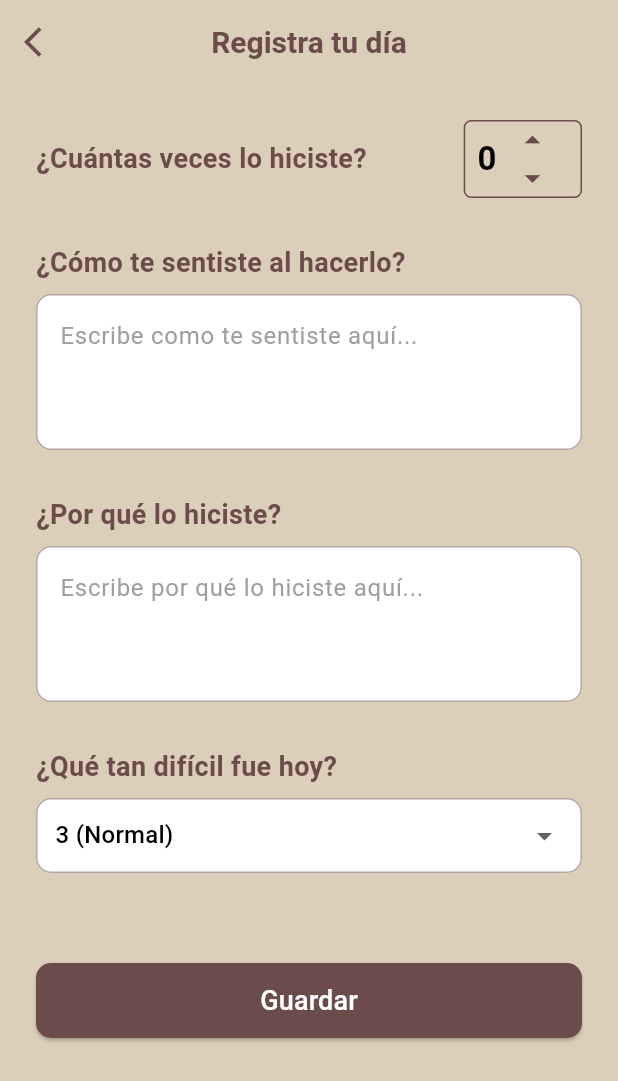
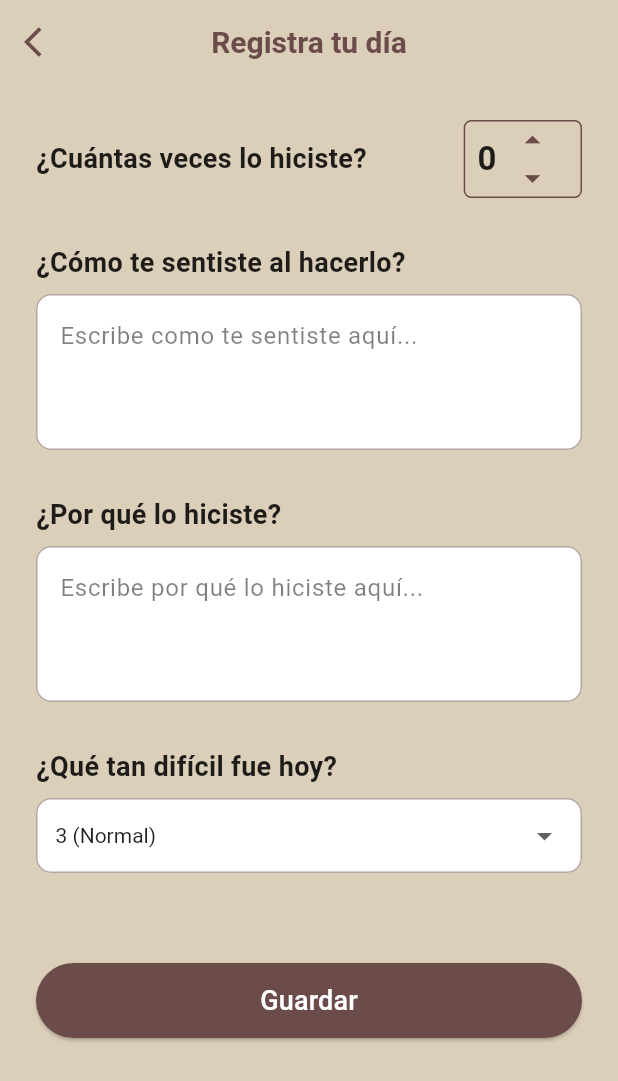
Before and after one commit to Toad24F/Jardin_frontend, a Flutter app: the LogDayScreen screen opened directly with empty values, on a phone screen of 412 x 824 dp. Shown: the top 1081 px of the screen. Run offline on Flutter 3.47's test engine with Material 3 defaults, Android fonts, the phone set to English and light mode, and no system bars; our stand-ins replace dio, flutter_riverpod, shared_preferences, table_calendar; accounts and stored records are empty; network calls fail.

Commit message:
refactor: Adapta la pantalla de registro a temas dinámicos
Se refactoriza `LogDayScreen` para eliminar los colores fijos y utilizar el `ThemeData` de la aplicación, asegurando la compatibilidad con los modos claro y oscuro.

*   **Colores Dinámicos**:
    *   Se eliminan las constantes de color `primaryColor` y `lightBackgroundColor`.
    *   Los colores de fondo, texto, campos de entrada (`InputDecoration`) y botones ahora se obtienen del `Theme.of(context).colorScheme`, adaptándose automáticamente al tema actual.

*   **Estilos Dinámicos**:
    *   Se convierten los `TextStyle` y `InputDecoration` fijos en métodos que aceptan `BuildContext` para construir los estilos con colores del tema.
    *   Se asegura que el texto de los campos de formulario y los menús desplegables (`DropdownButtonFormField`) sea visible tanto en modo claro como oscuro.

*   **Componentes Afectados**:
    *   El fondo del `Scaffold` y el `AppBar`.
    *   Títulos de sección, campos `TextFormField`, control de frecuencia y el `DropdownButtonFormField` de dificultad.
    *   El botón "Guardar" ahora hereda su estilo del `elevatedButtonTheme` global.

```diff
--- a/lib/screens/calendar_screen.dart
+++ b/lib/screens/calendar_screen.dart
@@ -590,8 +590,7 @@ class _CalendarScreenState extends ConsumerState<CalendarScreen> {
           }
         } : null, // Deshabilita si no es clickeable
         style: ElevatedButton.styleFrom(
-          backgroundColor: btnColor,
-          foregroundColor: onCardColor, // Color de texto dinámico
+          backgroundColor: btnColor, // Color de texto dinámico
           shape: RoundedRectangleBorder(
             borderRadius: BorderRadius.circular(10),
           ),
--- a/lib/screens/log_day_screen.dart
+++ b/lib/screens/log_day_screen.dart
@@ -2,10 +2,8 @@ import 'package:flutter/material.dart';
 import 'package:flutter_riverpod/flutter_riverpod.dart';
 import '../services/auth_service.dart';
 
-// Definición de colores principales
-const Color primaryColor = Color(0xFF6C4B4B);
-const Color lightBackgroundColor = Color(0xFFDBCFB9);
-const Color inputFillColor = Colors.white;
+// Se eliminan las constantes de color fijo.
+// inputFillColor se leerá desde theme.colorScheme.surface (cardColor)
 
 class LogDayScreen extends ConsumerStatefulWidget {
   final String habitoId;
@@ -74,7 +72,10 @@ class _LogDayScreenState extends ConsumerState<LogDayScreen> {
   }
 
   // Widget para el control de veces realizadas (spinner)
-  Widget _buildFrequencyControl() {
+  Widget _buildFrequencyControl(BuildContext context) {
+    final primaryColor = Theme.of(context).colorScheme.primary;
+    final onBackground = Theme.of(context).colorScheme.onBackground;
+
     return Row(
       mainAxisSize: MainAxisSize.min,
       children: [
@@ -86,13 +87,20 @@ class _LogDayScreenState extends ConsumerState<LogDayScreen> {
           padding: const EdgeInsets.symmetric(horizontal: 8),
           child: Row(
             children: [
-              Text('$_vecesRealizadas', style: const TextStyle(fontSize: 22, fontWeight: FontWeight.bold)),
+              Text(
+                '$_vecesRealizadas',
+                style: TextStyle(
+                  fontSize: 22,
+                  fontWeight: FontWeight.bold,
+                  color: onBackground, // Color de texto dinámico
+                ),
+              ),
               Column(
                 children: [
                   SizedBox(
                     height: 25,
                     child: IconButton(
-                      icon: const Icon(Icons.arrow_drop_up, size: 25, color: primaryColor),
+                      icon: Icon(Icons.arrow_drop_up, size: 25, color: primaryColor),
                       padding: EdgeInsets.zero,
                       onPressed: () {
                         setState(() {
@@ -104,7 +112,7 @@ class _LogDayScreenState extends ConsumerState<LogDayScreen> {
                   SizedBox(
                     height: 25,
                     child: IconButton(
-                      icon: const Icon(Icons.arrow_drop_down, size: 25, color: primaryColor),
+                      icon: Icon(Icons.arrow_drop_down, size: 25, color: primaryColor),
                       padding: EdgeInsets.zero,
                       onPressed: () {
                         setState(() {
@@ -125,18 +133,24 @@ class _LogDayScreenState extends ConsumerState<LogDayScreen> {
   }
 
   // Estilo común para los títulos de sección
-  final TextStyle sectionTitleStyle = TextStyle(
-    fontSize: 18,
-    fontWeight: FontWeight.bold,
-    color: primaryColor,
-  );
+  TextStyle _sectionTitleStyle(BuildContext context) {
+    return TextStyle(
+      fontSize: 18,
+      fontWeight: FontWeight.bold,
+      color: Theme.of(context).colorScheme.onBackground, // Texto en el fondo (negro o blanco)
+    );
+  }
 
   // Estilo común para los campos de texto
-  InputDecoration _inputDecoration(String hint) {
+  InputDecoration _inputDecoration(BuildContext context, String hint) {
+    final primaryColor = Theme.of(context).colorScheme.primary;
+    final cardColor = Theme.of(context).colorScheme.surface;
+    final onBackground = Theme.of(context).colorScheme.onBackground;
+
     return InputDecoration(
       hintText: hint,
-      hintStyle: const TextStyle(color: Colors.grey),
-      fillColor: inputFillColor,
+      hintStyle: TextStyle(color: onBackground.withOpacity(0.5)),
+      fillColor: cardColor, // Color de superficie/tarjeta (blanco o gris oscuro)
       filled: true,
       border: OutlineInputBorder(
         borderRadius: BorderRadius.circular(10),
@@ -148,7 +162,7 @@ class _LogDayScreenState extends ConsumerState<LogDayScreen> {
       ),
       focusedBorder: OutlineInputBorder(
         borderRadius: BorderRadius.circular(10),
-        borderSide: const BorderSide(color: primaryColor, width: 2),
+        borderSide: BorderSide(color: primaryColor, width: 2),
       ),
       contentPadding: const EdgeInsets.symmetric(vertical: 16, horizontal: 12),
     );
@@ -156,15 +170,19 @@ class _LogDayScreenState extends ConsumerState<LogDayScreen> {
 
   @override
   Widget build(BuildContext context) {
+    final primaryColor = Theme.of(context).colorScheme.primary;
+    final cardColor = Theme.of(context).colorScheme.surface;
+    final onBackground = Theme.of(context).colorScheme.onBackground;
+
     return Scaffold(
-      backgroundColor: lightBackgroundColor,
+      // Ya no tiene backgroundColor fijo, usa theme.scaffoldBackgroundColor
       appBar: AppBar(
-        backgroundColor: lightBackgroundColor,
+        // Los colores se heredan del theme.appBarTheme
         elevation: 0,
-        title: Text('Registra tu día', style: sectionTitleStyle.copyWith(fontSize: 20)),
+        title: Text('Registra tu día', style: _sectionTitleStyle(context).copyWith(fontSize: 20, color: primaryColor)),
         centerTitle: true,
         leading: IconButton(
-          icon: const Icon(Icons.arrow_back_ios, color: primaryColor),
+          icon: Icon(Icons.arrow_back_ios, color: primaryColor),
           onPressed: () => Navigator.pop(context),
         ),
       ),
@@ -179,19 +197,20 @@ class _LogDayScreenState extends ConsumerState<LogDayScreen> {
               Row(
                 mainAxisAlignment: MainAxisAlignment.spaceBetween,
                 children: [
-                  Text('¿Cuántas veces lo hiciste?', style: sectionTitleStyle),
-                  _buildFrequencyControl(),
+                  Text('¿Cuántas veces lo hiciste?', style: _sectionTitleStyle(context)),
+                  _buildFrequencyControl(context),
                 ],
               ),
               const SizedBox(height: 30),
 
               // --- 2. ¿Cómo te sentiste al hacerlo? (Sentimiento) ---
-              Text('¿Cómo te sentiste al hacerlo?', style: sectionTitleStyle),
+              Text('¿Cómo te sentiste al hacerlo?', style: _sectionTitleStyle(context)),
               const SizedBox(height: 8),
               TextFormField(
                 controller: _sentimientoController,
                 maxLines: 3,
-                decoration: _inputDecoration('Escribe como te sentiste aquí...'),
+                style: TextStyle(color: onBackground), // Color de texto dinámico
+                decoration: _inputDecoration(context, 'Escribe como te sentiste aquí...'),
                 validator: (value) {
                   // No requiere validación porque es opcional
                   return null;
@@ -200,12 +219,13 @@ class _LogDayScreenState extends ConsumerState<LogDayScreen> {
               const SizedBox(height: 30),
 
               // --- 3. ¿Por qué lo hiciste? (Motivo) ---
-              Text('¿Por qué lo hiciste?', style: sectionTitleStyle),
+              Text('¿Por qué lo hiciste?', style: _sectionTitleStyle(context)),
               const SizedBox(height: 8),
               TextFormField(
                 controller: _motivoController,
                 maxLines: 3,
-                decoration: _inputDecoration('Escribe por qué lo hiciste aquí...'),
+                style: TextStyle(color: onBackground), // Color de texto dinámico
+                decoration: _inputDecoration(context, 'Escribe por qué lo hiciste aquí...'),
                 validator: (value) {
                   // No requiere validación porque es opcional
                   return null;
@@ -214,23 +234,25 @@ class _LogDayScreenState extends ConsumerState<LogDayScreen> {
               const SizedBox(height: 30),
 
               // --- 4. ¿Qué tan difícil fue hoy? (Dificultad) ---
-              Text('¿Qué tan difícil fue hoy?', style: sectionTitleStyle),
+              Text('¿Qué tan difícil fue hoy?', style: _sectionTitleStyle(context)),
               const SizedBox(height: 8),
               Container(
                 padding: const EdgeInsets.symmetric(horizontal: 12.0),
                 decoration: BoxDecoration(
-                  color: inputFillColor,
+                  color: cardColor, // Fondo del Dropdown dinámico
                   borderRadius: BorderRadius.circular(10),
                   border: Border.all(color: primaryColor.withOpacity(0.5)),
                 ),
                 child: DropdownButtonFormField<int>(
                   decoration: const InputDecoration(border: InputBorder.none),
                   value: _dificultad,
-                  hint: const Text('Selecciona la dificultad'),
+                  hint: Text('Selecciona la dificultad', style: TextStyle(color: onBackground.withOpacity(0.5))),
+                  style: TextStyle(color: onBackground), // Color del texto seleccionado
+                  dropdownColor: cardColor, // Color del menú desplegable
                   items: _dificultadOptions.map((option) {
                     return DropdownMenuItem<int>(
                       value: option['value'],
-                      child: Text(option['label']),
+                      child: Text(option['label'], style: TextStyle(color: onBackground)), // Color de las opciones
                     );
                   }).toList(),
                   onChanged: (int? newValue) {
@@ -254,13 +276,7 @@ class _LogDayScreenState extends ConsumerState<LogDayScreen> {
                 height: 50,
                 child: ElevatedButton(
                   onPressed: _isLoading ? null : _saveLog,
-                  style: ElevatedButton.styleFrom(
-                    backgroundColor: primaryColor,
-                    foregroundColor: Colors.white,
-                    shape: RoundedRectangleBorder(
-                      borderRadius: BorderRadius.circular(10),
-                    ),
-                  ),
+                  // Los colores del botón se heredan de theme.elevatedButtonTheme
                   child: _isLoading
                       ? const CircularProgressIndicator(color: Colors.white)
                       : const Text('Guardar', style: TextStyle(fontSize: 18)),
```
